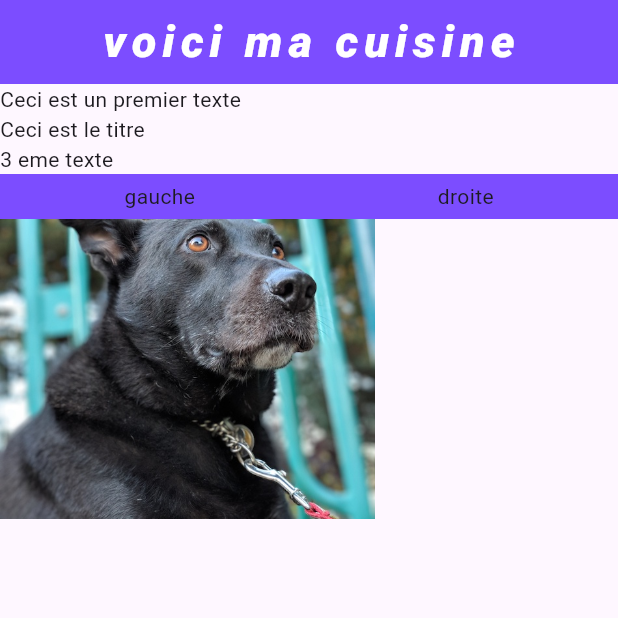
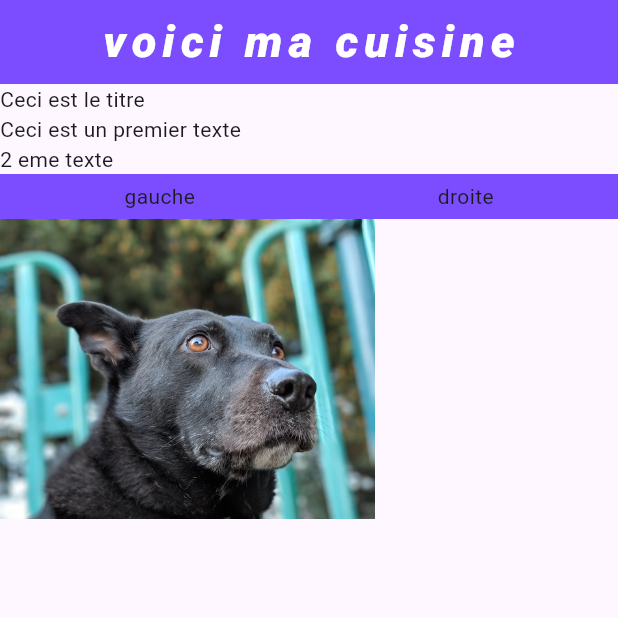
Before and after one commit to SkyBlyvion/good_meal, a Flutter app: the screen it shows after launch, on a phone screen of 412 x 824 dp, the top half of it. Run offline on Flutter 3.47's test engine with Material 3 defaults, Android fonts, the phone set to English and light mode, and no system bars.

Commit message:
add images

```diff
--- a/lib/main.dart
+++ b/lib/main.dart
@@ -34,9 +34,9 @@ class Cuisine extends StatelessWidget {
         body: Column(
           crossAxisAlignment: CrossAxisAlignment.start,
           children: [
+            const Text("Ceci est le titre"),
             const Text("Ceci est un premier texte"),
-            const Text("Ceci est le titre"),
-            const Text("3 eme texte"),
+            const Text("2 eme texte"),
             Container(
               color: Colors.deepPurpleAccent,
               padding: const EdgeInsets.fromLTRB(2, 5, 2, 5),
@@ -54,10 +54,10 @@ class Cuisine extends StatelessWidget {
               decoration: BoxDecoration(
                 image: DecorationImage(
                     image: Image.asset("images/p2.jpg").image,
-                        fit: BoxFit.cover
+                    fit: BoxFit.cover,
+                    alignment: Alignment.topCenter),
               ),
             ),
-              )
           ],
         ),
       ),
```
Lines whose indentation alone changed are shown as unchanged.
